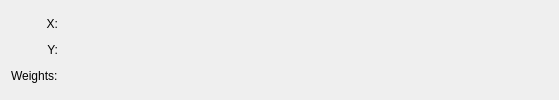
The window that src/plugins/fits/exponential_weighted/fitexponential_weightedconfig.ui (Kst-plot/kst) describes before a commit, drawn with Qt 5.
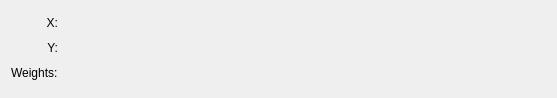
The same window after the commit. Custom widgets are drawn as their Qt base class.

The edit to the form file:
```diff
--- a/src/plugins/fits/exponential_weighted/fitexponential_weightedconfig.ui
+++ b/src/plugins/fits/exponential_weighted/fitexponential_weightedconfig.ui
@@ -6,8 +6,8 @@
    <rect>
     <x>0</x>
     <y>0</y>
-    <width>559</width>
-    <height>100</height>
+    <width>557</width>
+    <height>98</height>
    </rect>
   </property>
   <layout class="QGridLayout" name="gridLayout">
```
Left out of the diff: 6 changed lines with no effect on the pictures.
